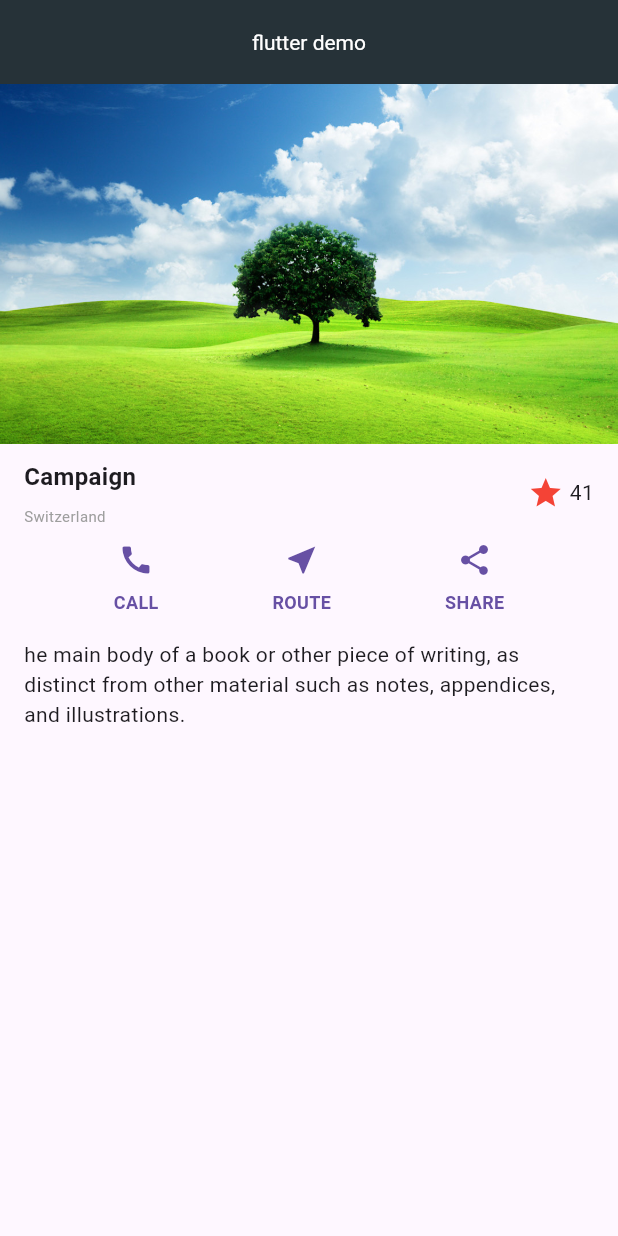
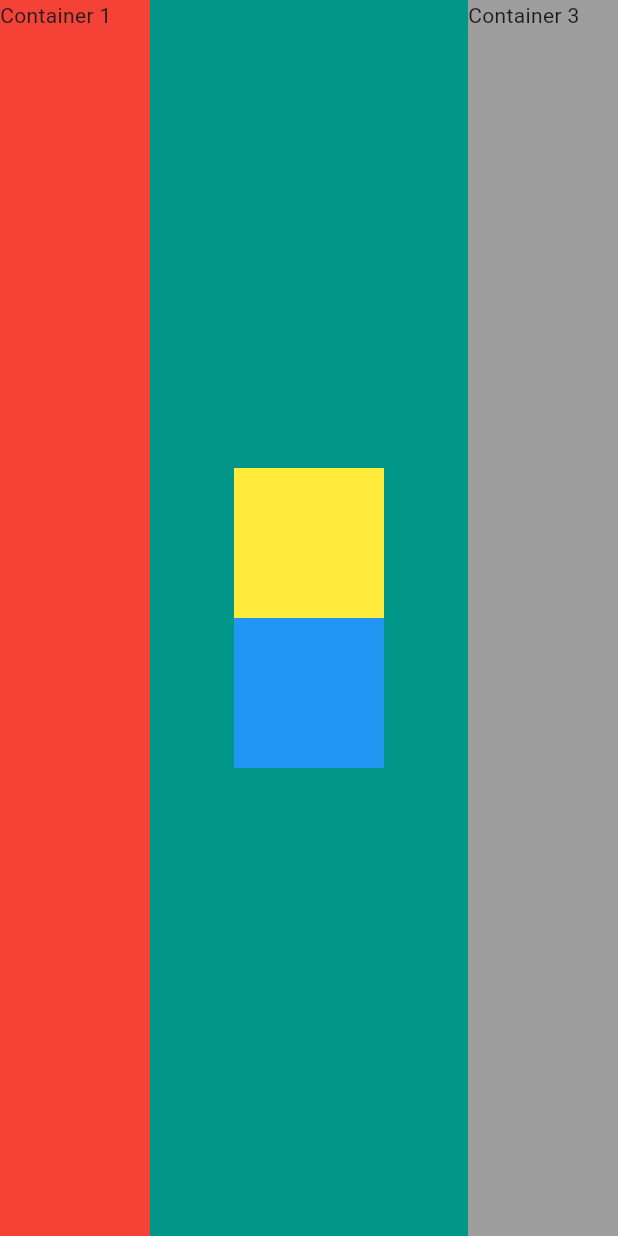
Before and after one commit to Rakibul55276/flutter_app, a Flutter app: the screen it shows after launch, on a phone screen of 412 x 824 dp. Run offline on Flutter 3.47's test engine with Material 3 defaults, Android fonts, the phone set to English and light mode, and no system bars.

Commit message:
container layout

```diff
--- a/lib/main.dart
+++ b/lib/main.dart
@@ -1,185 +1,108 @@
 import 'package:flutter/material.dart';
 
-void main() => runApp(const MyApp());
+void main() {
+  runApp(const MyApp());
+}
 
-class MyApp extends StatelessWidget{
-
-  const MyApp ({super.key});
+class MyApp extends StatelessWidget {
+  const MyApp({super.key});
 
   @override
   Widget build(BuildContext context) {
+    return  MaterialApp(
+      home: Scaffold(
+        backgroundColor: Colors.teal,
+    //  appBar: AppBar(
+    //   title: const Text('My Flutter App'),
+    //   centerTitle: true,),
 
-    const String apptitle ='flutter demo';
 
-    return MaterialApp(
+     body:  SafeArea(
+       child: Row(
+        mainAxisAlignment: MainAxisAlignment.spaceBetween,
+        children: <Widget> [
+Container(
+        color:Colors.red,
+      width: 100.00,
+  height: double.infinity,
 
-      title : apptitle,
-      home: Scaffold(
-        appBar: AppBar(
-          title: const Text(apptitle),
-          centerTitle: true,
-          backgroundColor: Colors.blueGrey[900],
-          titleTextStyle: const TextStyle(color: Colors.white),
-        ),
-        body: SingleChildScrollView(
-          child: Column(
-
-            children: [
-              ImageSection(
-                image: 'images/diamond.png',
+        child: Text('Container 1'),
         ),
 
-              TitleSection(
-
-                name: 'Campaign',
-                location: 'Switzerland',
+      // MIDDLE COLUMN
+              Column(
+                mainAxisAlignment: MainAxisAlignment.center,
+                children: [
+                  Container(
+                    width: 100,
+                    height: 100,
+                    color: Colors.yellow,
                   ),
-
-              ButtonSection(),
-
-              TextSection(
-
-              text:  'he main body of a book or other piece of writing, as distinct from other material such as notes, appendices, and illustrations.',
-
+                  Container(
+                    width: 100,
+                    height: 100,
+                    color: Colors.blue,
+                  ),
+                ],
               ),
 
 
+        Container(
+        color:Colors.grey,
+      height: double.infinity,
+      width: 100.00,
+        child: Text('Container 3'),
+        ),
+
         ],
+
        ),
      ),
      ),
      );
-  }
-  }
-      class TitleSection extends StatelessWidget {
 
 
-      const TitleSection({super.key, required this.name, required this.location});
-
-      final String name;
-      final String location;
-
-        @override
-        Widget build(BuildContext context) {
-          return Padding(
-            padding: const EdgeInsets.symmetric(horizontal: 16, vertical: 10),
-            child: Row(
-
-              children: [
-
-                Expanded (
-                  child : Column (
-
-                    crossAxisAlignment: CrossAxisAlignment.start,
-                    children: [
-
-                      Padding (
-                        padding : const EdgeInsets.only(bottom:8.0),
-                        child: Text(
-                          name,
-                          style: const TextStyle(fontWeight: FontWeight.bold, fontSize: 16),
-                        ),
-                      ),
-                      Text(
-                        location,
-                        style: TextStyle(color: Colors.grey[500], fontSize: 10),
-                      ),
-                    ],
-                  ),
-                ),
-
-                Icon (Icons.star, color: Colors.red[500]),
-                const SizedBox(width:4),
-                const Text('41'),
-              ],
-            ),
-          );
-        }
-
-      }
-
-      class ButtonSection extends StatelessWidget {
-
-        const ButtonSection ({super.key});
-
-        @override
-        Widget build (BuildContext context) {
-          final Color color = Theme.of(context).primaryColor;
-
-          return SizedBox(
-            child: Row(
-              mainAxisAlignment: MainAxisAlignment.spaceEvenly,
-              children: [
-                ButtonWithText(color: color, icon: Icons.call, label: 'CALL'),
-                ButtonWithText(color: color, icon: Icons.near_me, label: 'ROUTE'),
-                ButtonWithText(color: color, icon: Icons.share, label: 'SHARE'),
-              ],
-            ),
-          );
   }
 }
 
-      class ButtonWithText extends StatelessWidget {
-        const ButtonWithText({
-          super.key,
-          required this.color,
-          required this.icon,
-          required this.label,
-        });
+// class MyHomePage extends StatefulWidget {
+//   const MyHomePage({super.key});
 
-        final Color color;
-        final IconData icon;
-        final String label;
+//   @override
+//   // ignore: library_private_types_in_public_api
+//   _MyHomePageState createState() => _MyHomePageState();
+// }
 
-        @override
-        Widget build(BuildContext context) {
-          return Column(
-            mainAxisSize: MainAxisSize.min,
-            mainAxisAlignment: MainAxisAlignment.center,
-            children: [
-              Icon(icon, color: color),
-              const SizedBox(height: 8),
-              Text(
-                label,
-                style: TextStyle(fontSize: 12, color: color, fontWeight: FontWeight.bold),
-              ),
-            ],
-          );
-        }
-      }
+// class _MyHomePageState extends State<MyHomePage> {
+//   int nDonuts = 0;
 
-
-
-      class TextSection extends StatelessWidget {
-        const TextSection({super.key, required this.text});
-
-        final String text;
-
-        @override
-        Widget build(BuildContext context) {
-          return Padding(
-            padding: const EdgeInsets.all(16.0),
-            child: Text(
-              text,
-              softWrap: true,
-              style: const TextStyle(fontSize: 14),
-            ),
-          );
-        }
-      }
-
-      class ImageSection extends StatelessWidget {
-        const ImageSection({super.key, required this.image});
-
-        final String image;
-
-        @override
-        Widget build(BuildContext context) {
-          return Image.asset(
-            image,
-            width: double.infinity,
-            height: 240,
-            fit: BoxFit.cover,
-          );
-        }
-      }
+//   @override
+//   Widget build(BuildContext context) {
+//     return Scaffold(
+//       appBar: AppBar(
+//         backgroundColor: Colors.red,
+//         title: const Text('My Flutter App'),
+//         centerTitle: true,
+//         titleTextStyle: const TextStyle(
+//           fontSize: 24,
+//           color: Colors.white,
+//       ),
+//       ),
+//       body: Center(
+//         child: Text(
+//           'Number of donuts eaten: $nDonuts',
+//           style: const TextStyle(fontSize: 22),
+//         ),
+//       ),
+//       floatingActionButton: FloatingActionButton(
+//         backgroundColor: Colors.red,
+//         child: const Icon(Icons.add),
+//         onPressed: () {
+//           setState(() {
+//             nDonuts++;
+//           });
+//         },
+//       ),
+//     );
+//   }
+// }
```
Lines whose indentation alone changed are shown as unchanged.
